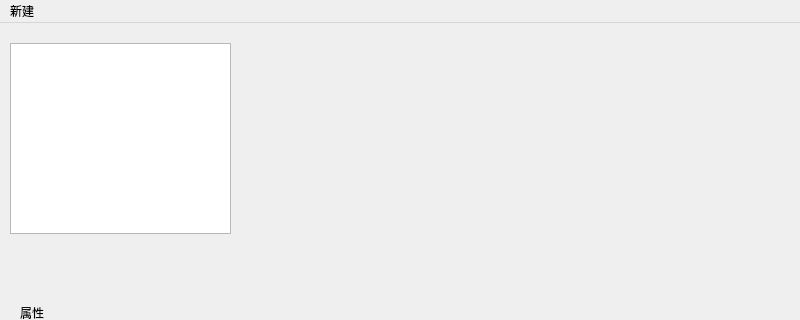
Old version of the form src/ui/mainwindow.ui in the repository cyyyyyyyyytl/ForgeCAD; both pictures show x 0 to 800 and y 0 to 320 of the 800 by 600 pixel window.
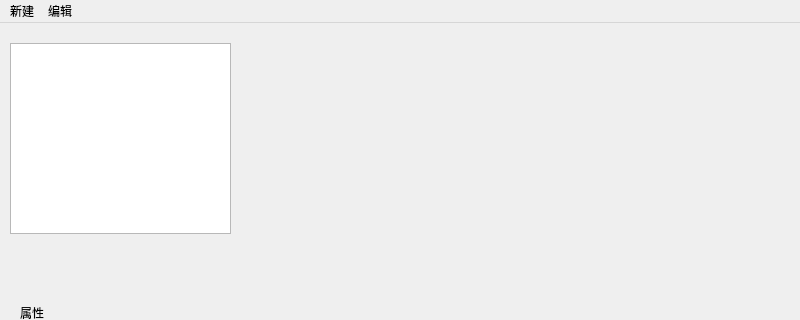
New version of the form.

```diff
--- a/src/ui/mainwindow.ui
+++ b/src/ui/mainwindow.ui
@@ -83,7 +83,15 @@
     <addaction name="actionNewCylinder"/>
     <addaction name="actionNewSphere"/>
    </widget>
+   <widget class="QMenu" name="menuEdit">
+    <property name="title">
+     <string>编辑</string>
+    </property>
+    <addaction name="actionUndo"/>
+    <addaction name="actionRedo"/>
+   </widget>
    <addaction name="menu"/>
+   <addaction name="menuEdit"/>
   </widget>
   <widget class="QStatusBar" name="statusbar"/>
   <action name="actionNewBox">
```
Left out of the diff: 16 changed lines with no effect on the pictures.
